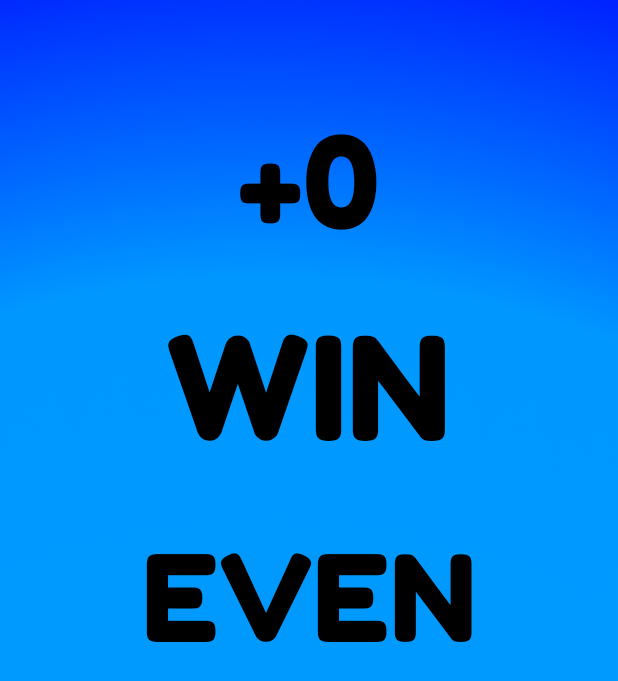
After one commit to FabricioPY/Take-My-Balls, an Android app: the HowManyWinOrLosActivity screen opened directly, with no data from a screen before it, on a phone screen of 412 x 824 dp. The commit adds this screen. Shown: the top 681 px of the screen. Run offline under Robolectric (Android 15) with nearby library versions, the phone set to English and light mode, and no system bars.

Commit message:
Finish  back and Activity HowManyBallsActivity HowManyWinOrLose

```diff
--- a/TakeMyBalls/app/src/main/AndroidManifest.xml
+++ b/TakeMyBalls/app/src/main/AndroidManifest.xml
@@ -10,13 +10,16 @@
         android:supportsRtl="true"
         android:theme="@style/Theme.TakeMyBalls">
         <activity
+            android:name=".ui.HowManyWinOrLosActivity"
+            android:exported="true" />
+        <activity
             android:name=".ui.HowManyActivity"
             android:exported="false" />
         <activity
             android:name=".ui.FinishGameActivity"
             android:exported="true" />
         <activity
-            android:name=".ui.WinOrLoseActivity"
+            android:name=".ui.EvenOddWinOrLoseActivity"
             android:exported="true" />
         <activity
             android:name=".ui.EvenOrOddActivity"
--- a/TakeMyBalls/app/src/main/java/com/example/takemyballs/dao/GamerDAO.java
+++ b/TakeMyBalls/app/src/main/java/com/example/takemyballs/dao/GamerDAO.java
@@ -6,6 +6,7 @@ public class GamerDAO {
 
     private static EvenOdd gameEvenOdd;
     private static int totalBalls;
+    private static int howManyBalls;
 
     public void save(EvenOdd evenorodd) {
         gameEvenOdd = evenorodd;
@@ -13,8 +14,17 @@ public class GamerDAO {
 
     public EvenOdd choice() {
         return gameEvenOdd;
+    }
 
-    }public int getBalls() {
+    public void batBalls(int balls) {
+        howManyBalls = balls;
+    }
+
+    public int getHowManyBalls(){
+        return  howManyBalls;
+    }
+
+    public int getBalls() {
         return totalBalls;
     }
 
--- a/TakeMyBalls/app/src/main/java/com/example/takemyballs/ui/EvenOrOddActivity.java
+++ b/TakeMyBalls/app/src/main/java/com/example/takemyballs/ui/EvenOrOddActivity.java
@@ -62,7 +62,7 @@ public class EvenOrOddActivity extends AppCompatActivity {
 
             numbersBalls.setText(String.valueOf(dao.getBalls()));
 
-            Intent intent = new Intent(EvenOrOddActivity.this, WinOrLoseActivity.class);
+            Intent intent = new Intent(EvenOrOddActivity.this, EvenOddWinOrLoseActivity.class);
 
             Animation rotate = new RotateAnimation(topPointer, time, exoY, exoX);
             rotate.setDuration(5000);
--- /dev/null
+++ b/TakeMyBalls/app/src/main/java/com/example/takemyballs/ui/HowManyWinOrLosActivity.java
@@ -0,0 +1,92 @@
+package com.example.takemyballs.ui;
+
+import androidx.appcompat.app.AppCompatActivity;
+
+import android.content.Intent;
+import android.os.Bundle;
+import android.widget.TextView;
+
+import com.example.takemyballs.R;
+import com.example.takemyballs.dao.GamerDAO;
+import com.example.takemyballs.model.EvenOdd;
+
+import java.util.Random;
+import java.util.Timer;
+import java.util.TimerTask;
+
+public class HowManyWinOrLosActivity extends AppCompatActivity {
+
+    public static final String even = "EVEN";
+    public static final String odd = "ODD";
+    public static EvenOdd evenOrOdd;
+
+    public static String pusless;
+
+
+    public static final String win = "WIN";
+    public static final String lose = "LOSE";
+    public static String winOrLose = "NO_CHOICE";
+
+    Timer timer;
+
+    @Override
+    protected void onCreate(Bundle savedInstanceState) {
+        super.onCreate(savedInstanceState);
+        setContentView(R.layout.activity_how_many_win_or_los);
+        GamerDAO dao = new GamerDAO();
+
+        Intent intent;
+
+        EvenOdd ballsEvenOrOdd;
+
+        Random random = new Random();
+
+        if ( random.nextBoolean() )
+            evenOrOdd = new EvenOdd(even);
+        else
+            evenOrOdd = new EvenOdd(odd);
+
+        if ( dao.getHowManyBalls() % 2 == 0 )
+            ballsEvenOrOdd = new EvenOdd(even);
+        else
+            ballsEvenOrOdd = new EvenOdd(odd);
+
+
+        TextView evenOdd =  (TextView) findViewById(R.id.activity_even_or_odd);
+
+        TextView numbersBalls =  (TextView) findViewById(R.id.activity_nunber_balls);
+
+
+        evenOdd.setText(ballsEvenOrOdd.getEvenOdd());
+
+        if(evenOrOdd.getEvenOdd() == ballsEvenOrOdd.getEvenOdd()){
+            winOrLose = win;
+            pusless = "+";
+            dao.add(dao.getHowManyBalls());
+            intent = new Intent(HowManyWinOrLosActivity.this,
+                    HowManyActivity.class);}
+        else{
+            winOrLose = lose;
+            pusless = "-";
+            dao.subtract(dao.getHowManyBalls());
+            intent = new Intent(HowManyWinOrLosActivity.this,
+                    EvenOrOddActivity.class);}
+
+        numbersBalls.setText(pusless + String.valueOf(dao.getHowManyBalls()));
+
+        TextView winLoss =  (TextView) findViewById(R.id.activity_win_or_loss);
+
+        winLoss.setText(winOrLose);
+
+
+        timer = new Timer();
+        timer.schedule(new TimerTask() {
+            @Override
+            public void run() {
+                startActivity(intent);
+                finish();
+            }
+        }, 4000);
+    }
+
+}
--- a/TakeMyBalls/app/src/main/res/layout/activity_win_or_lose.xml
+++ b/TakeMyBalls/app/src/main/res/layout/activity_even_odd_win_or_lose.xml
@@ -4,7 +4,7 @@
     android:layout_width="match_parent"
     android:layout_height="match_parent"
     android:background="@drawable/backgrald"
-    tools:context=".ui.WinOrLoseActivity">
+    tools:context=".ui.EvenOddWinOrLoseActivity">
 
     <TextView
         android:id="@+id/activity_even_or_odd"
--- /dev/null
+++ b/TakeMyBalls/app/src/main/res/layout/activity_how_many_win_or_los.xml
@@ -0,0 +1,45 @@
+<?xml version="1.0" encoding="utf-8"?>
+<RelativeLayout xmlns:android="http://schemas.android.com/apk/res/android"
+    xmlns:tools="http://schemas.android.com/tools"
+    android:layout_width="match_parent"
+    android:layout_height="match_parent"
+    android:background="@drawable/backgrald"
+    tools:context=".ui.EvenOddWinOrLoseActivity">
+
+    <TextView
+        android:id="@+id/activity_even_or_odd"
+        android:layout_width="wrap_content"
+        android:layout_height="wrap_content"
+        android:layout_alignParentTop="true"
+        android:layout_centerHorizontal="true"
+        android:layout_marginTop="350dp"
+        android:fontFamily="@font/fredoka_one_regular"
+        android:textAlignment="center"
+        android:textColor="@color/black"
+        android:textSize="80sp" />
+
+    <TextView
+        android:id="@+id/activity_nunber_balls"
+        android:layout_width="wrap_content"
+        android:layout_height="wrap_content"
+        android:layout_alignParentTop="true"
+        android:layout_centerInParent="true"
+        android:layout_marginTop="70dp"
+        android:fontFamily="@font/fredoka_one_regular"
+        android:textAlignment="center"
+        android:textColor="@color/black"
+        android:textSize="84sp" />
+
+    <TextView
+        android:id="@+id/activity_win_or_loss"
+        android:layout_width="wrap_content"
+        android:layout_height="wrap_content"
+        android:layout_centerHorizontal="true"
+        android:layout_marginTop="200dp"
+        android:fontFamily="@font/fredoka_one_regular"
+        android:textAlignment="center"
+        android:textColor="@color/black"
+        android:textSize="96sp" />
+
+
+</RelativeLayout>
```
Also changed, not shown: TakeMyBalls/app/src/main/java/com/example/takemyballs/ui/EvenOddWinOrLoseActivity.java (renamed from TakeMyBalls/app/src/main/java/com/example/takemyballs/ui/WinOrLoseActivity.java, +10 -5 lines), TakeMyBalls/app/src/main/java/com/example/takemyballs/ui/HowManyActivity.java (+39 -5 lines).
